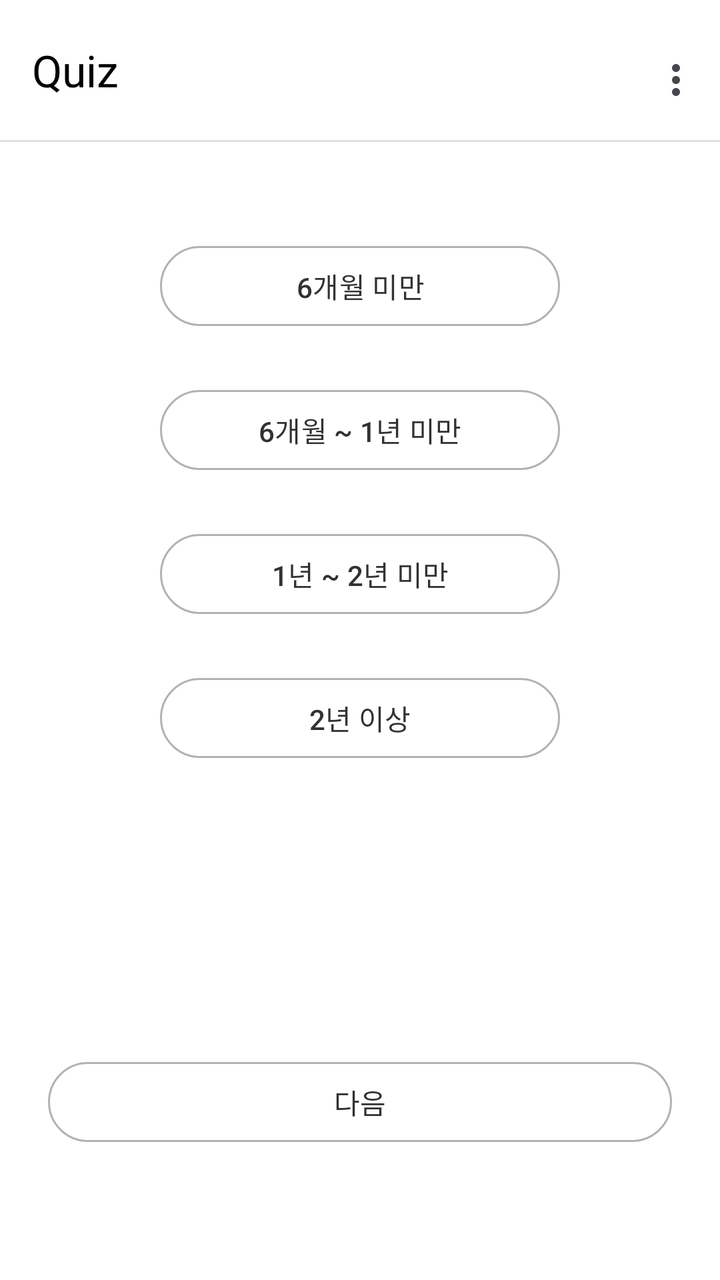
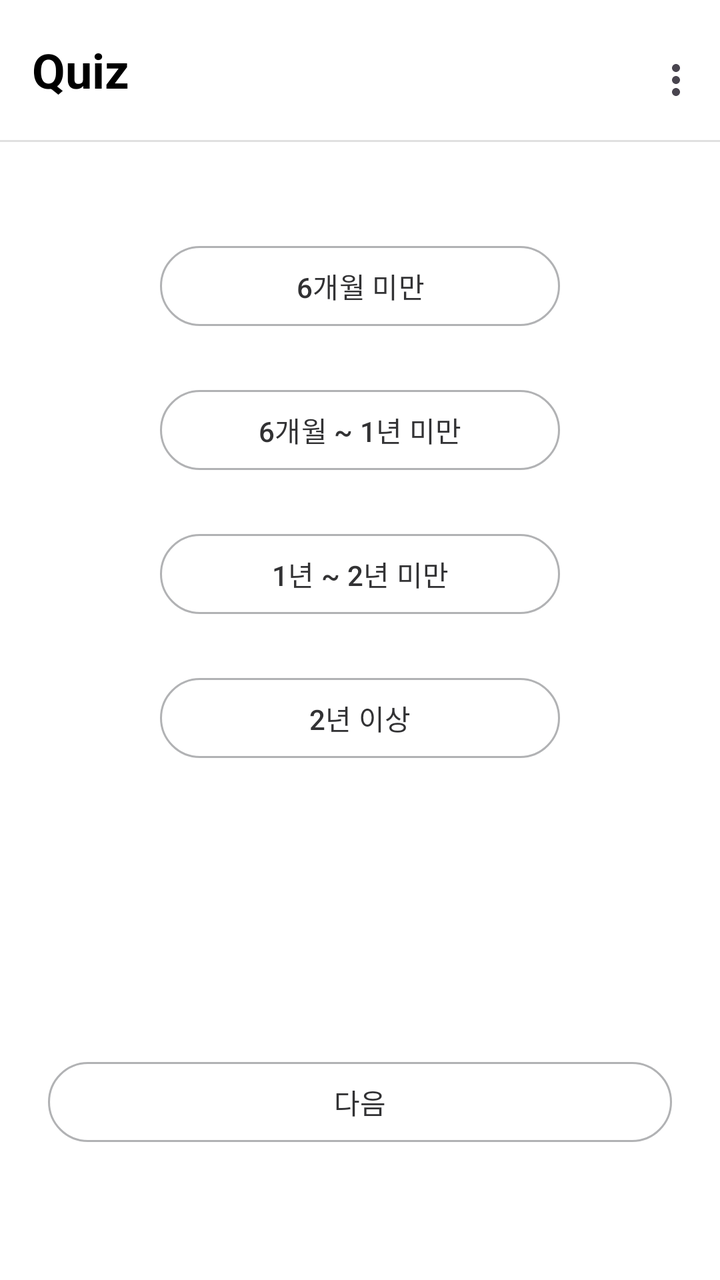

Two renders of the same Android screen: before a commit and after it. Below are the layout's source before the change and the commit's diff.
<!-- AndroidManifest.xml: application theme Theme.GURU2 -->
<!-- res/layout/fragment_survey_q1.xml -->
<?xml version="1.0" encoding="utf-8"?>
<androidx.constraintlayout.widget.ConstraintLayout xmlns:android="http://schemas.android.com/apk/res/android"
    xmlns:app="http://schemas.android.com/apk/res-auto"
    xmlns:tools="http://schemas.android.com/tools"
    android:layout_width="match_parent"
    android:layout_height="match_parent"
    android:background="#FFF"
    tools:context=".SurveyQ1Fragment">

    
    <com.google.android.material.appbar.AppBarLayout
        android:id="@+id/appBar"
        android:layout_width="0dp"
        android:layout_height="wrap_content"
        android:background="#FFF"
        app:layout_constraintTop_toTopOf="parent"
        app:layout_constraintStart_toStartOf="parent"
        app:layout_constraintEnd_toEndOf="parent">

    <com.google.android.material.appbar.MaterialToolbar
        android:id="@+id/mainToolbar"
        android:layout_width="match_parent"
        android:layout_height="70dp"
        android:background="#FFF"
        android:paddingVertical="8dp"
        app:menu="@menu/menu_main"
        app:title="Quiz"
        app:titleTextColor="@android:color/black" />
        <View
            android:layout_width="match_parent"
            android:layout_height="1dp"
            android:background="#E0E0E0" />

    </com.google.android.material.appbar.AppBarLayout>

    

    
    <TextView
        android:id="@+id/Q1TextView"
        android:layout_width="wrap_content"
        android:layout_height="wrap_content"
        android:layout_marginTop="78dp"
        android:layout_marginBottom="40dp"
        android:text="한국어 학습 기간이 어느정도 되나요?"
        android:textColor="#323234"
        android:textSize="16sp"
        android:textStyle="bold"
        app:layout_constraintBottom_toTopOf="@+id/btnStudy1"
        app:layout_constraintEnd_toEndOf="parent"
        app:layout_constraintHorizontal_bias="0.515"
        app:layout_constraintStart_toStartOf="parent"
        app:layout_constraintTop_toBottomOf="@+id/appBar"
        app:layout_constraintVertical_bias="1.0" />

    <Button
        android:id="@+id/btnStudy4"
        android:layout_width="0dp"
        android:layout_height="wrap_content"
        android:layout_marginStart="80dp"
        android:layout_marginEnd="80dp"
        android:layout_marginBottom="144dp"
        android:text="2년 이상"
        android:textColor="#323234"
        app:backgroundTint="#FFF"
        app:layout_constraintBottom_toTopOf="@+id/btnNext"
        app:layout_constraintEnd_toEndOf="parent"
        app:layout_constraintHorizontal_bias="1.0"
        app:layout_constraintStart_toStartOf="parent"
        app:strokeColor="#B1B2B4"
        app:strokeWidth="1dp" />

    <Button
        android:id="@+id/btnStudy3"
        android:layout_width="0dp"
        android:layout_height="wrap_content"
        android:layout_marginStart="80dp"
        android:layout_marginEnd="80dp"
        android:layout_marginBottom="24dp"
        android:text="1년 ~ 2년 미만"
        android:textColor="#323234"
        app:backgroundTint="#FFF"
        app:layout_constraintBottom_toTopOf="@+id/btnStudy4"
        app:layout_constraintEnd_toEndOf="parent"
        app:layout_constraintHorizontal_bias="1.0"
        app:layout_constraintStart_toStartOf="parent"
        app:strokeColor="#B1B2B4"
        app:strokeWidth="1dp" />

    <Button
        android:id="@+id/btnStudy2"
        android:layout_width="0dp"
        android:layout_height="wrap_content"
        android:layout_marginStart="80dp"
        android:layout_marginEnd="80dp"
        android:layout_marginBottom="24dp"
        android:text="6개월 ~ 1년 미만"
        android:textColor="#323234"
        app:backgroundTint="#FFF"
        app:layout_constraintBottom_toTopOf="@+id/btnStudy3"
        app:layout_constraintEnd_toEndOf="parent"
        app:layout_constraintHorizontal_bias="1.0"
        app:layout_constraintStart_toStartOf="parent"
        app:strokeColor="#B1B2B4"
        app:strokeWidth="1dp" />

    <Button
        android:id="@+id/btnStudy1"
        android:layout_width="0dp"
        android:layout_height="wrap_content"
        android:layout_marginStart="80dp"
        android:layout_marginEnd="80dp"
        android:layout_marginBottom="24dp"
        android:text="6개월 미만"
        android:textColor="#323234"
        app:backgroundTint="#FFF"
        app:layout_constraintBottom_toTopOf="@+id/btnStudy2"
        app:layout_constraintEnd_toEndOf="parent"
        app:layout_constraintHorizontal_bias="1.0"
        app:layout_constraintStart_toStartOf="parent"
        app:strokeColor="#B1B2B4"
        app:strokeWidth="1dp" />

    
    <Button
        android:id="@+id/btnNext"
        android:layout_width="match_parent"
        android:layout_height="48dp"
        android:layout_marginStart="24dp"
        android:layout_marginEnd="24dp"
        android:layout_marginBottom="65dp"
        android:text="다음"
        android:textColor="#323234"
        app:backgroundTint="#FFF"
        app:layout_constraintBottom_toBottomOf="parent"
        app:layout_constraintEnd_toEndOf="parent"
        app:layout_constraintHorizontal_bias="0.0"
        app:layout_constraintStart_toStartOf="parent"
        app:strokeColor="#B1B2B4"
        app:strokeWidth="1dp" />

</androidx.constraintlayout.widget.ConstraintLayout>
<!-- resources referenced by this layout -->
<resources>
  <style name="Theme.GURU2" parent="Base.Theme.GURU2" />
  <style name="Base.Theme.GURU2" parent="Theme.Material3.DayNight.NoActionBar">
  
          <item name="android:windowLightStatusBar">true</item>
  
          <item name="android:windowTranslucentStatus">false</item>
  
          <item name="popupMenuBackground">@android:color/transparent</item>
          <item name="android:itemBackground">#E9ECFF</item>
          
      </style>
</resources>

<!-- the commit's change to res/layout/fragment_survey_q1.xml (unified diff, before → after) -->
@@ -25,6 +25,7 @@
         android:paddingVertical="8dp"
         app:menu="@menu/menu_main"
         app:title="Quiz"
+        app:titleTextAppearance="@style/ToolbarTitleBold"
         app:titleTextColor="@android:color/black" />
         <View
             android:layout_width="match_parent"
<!-- resource entries referenced after the edit -->
@@ -1,5 +1,9 @@
 <!-- resources referenced by this layout -->
 <resources>
+  <style name="ToolbarTitleBold">
+          <item name="android:textStyle">bold</item>
+          <item name="android:textSize">24sp</item>
+      </style>
   <style name="Theme.GURU2" parent="Base.Theme.GURU2" />
   <style name="Base.Theme.GURU2" parent="Theme.Material3.DayNight.NoActionBar">
   
